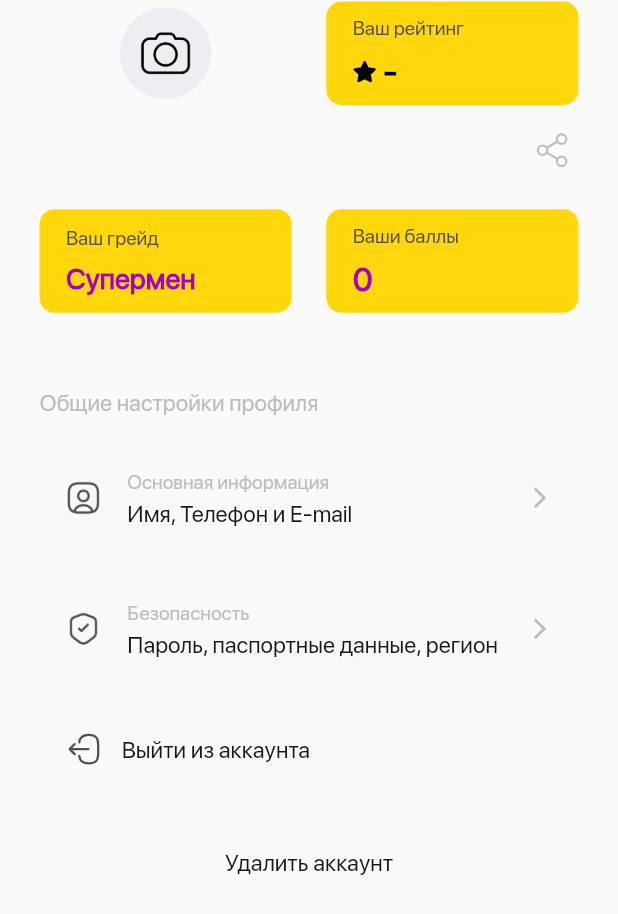
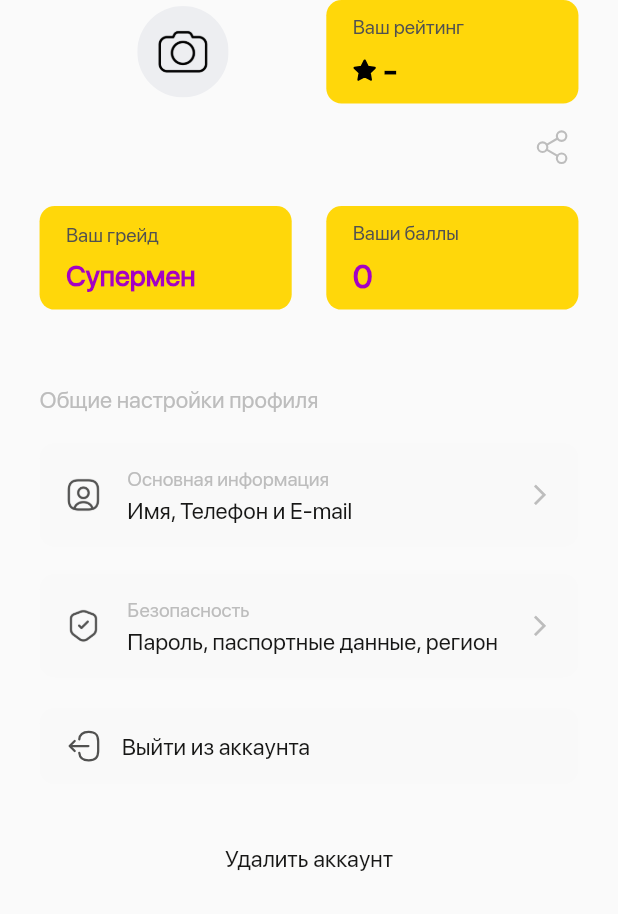
Before and after one commit to DevAppBroseph/just_do_it, a Flutter app: the CustomerProfile widget shown alone on an empty page, opened directly, after a tap on the "close" icon, on a phone screen of 412 x 824 dp. Shown: the top 914 px of the screen. Run offline on Flutter 3.47's test engine with Material 2 defaults, Android fonts, the phone set to English and light mode, and no system bars; drawn by our look-alikes of auto_size_text; our stand-ins replace cached_network_image, dash_chat_2, dio, file_picker, firebase_core, firebase_dynamic_links and 16 more; missing offline and left inert: cupertino_rounded_corners, flutter_overlay_loader, scale_button, skeleton_loader; accounts and stored records are empty; network calls fail.

Commit message:
fix profile

```diff
--- a/lib/feature/home/presentation/profile/presentation/profile/customer_profile.dart
+++ b/lib/feature/home/presentation/profile/presentation/profile/customer_profile.dart
@@ -42,9 +42,14 @@ class _CustomerProfileState extends State<CustomerProfile> {
               child: Row(
                 children: [
                   Expanded(
-                    child: SizedBox(
-                      height: 70.h,
-                      width: 70.h,
+                    child: Padding(
+                      padding: EdgeInsets.only(left: 21.w),
+                      child: Stack(
+                        alignment: Alignment.center,
+                        children: [
+                          SizedBox(
+                            height: 68.h,
+                            width: 68.h,
                             child: Stack(
                               alignment: Alignment.center,
                               children: [
@@ -67,14 +72,15 @@ class _CustomerProfileState extends State<CustomerProfile> {
                                                 width: 60.h,
                                                 padding: EdgeInsets.all(10.h),
                                                 decoration: const BoxDecoration(
-                                            color: ColorStyles.shadowFC6554,
+                                                  color:
+                                                      ColorStyles.shadowFC6554,
                                                 ),
                                                 child: Image.asset(
                                                     'assets/images/camera.png'),
                                               )
                                             : CachedNetworkImage(
-                                          imageUrl:
-                                              user.photoLink!.contains(server)
+                                                imageUrl: user.photoLink!
+                                                        .contains(server)
                                                     ? user.photoLink!
                                                     : server + user.photoLink!,
                                                 fit: BoxFit.cover,
@@ -90,7 +96,8 @@ class _CustomerProfileState extends State<CustomerProfile> {
                                         user.photoLink = null;
                                         BlocProvider.of<ProfileBloc>(context)
                                             .setUser(user);
-                                  BlocProvider.of<ProfileBloc>(context).add(
+                                        BlocProvider.of<ProfileBloc>(context)
+                                            .add(
                                           UpdateProfilePhotoEvent(photo: null),
                                         );
                                         setState(() {});
@@ -99,8 +106,11 @@ class _CustomerProfileState extends State<CustomerProfile> {
                                         height: 20.h,
                                         width: 20.h,
                                         decoration: BoxDecoration(
-                                    boxShadow: [BoxShadow(color: Colors.black)],
-                                    borderRadius: BorderRadius.circular(100.r),
+                                          boxShadow: [
+                                            BoxShadow(color: Colors.black)
+                                          ],
+                                          borderRadius:
+                                              BorderRadius.circular(100.r),
                                           color: Colors.white,
                                         ),
                                         child: Center(
@@ -112,6 +122,9 @@ class _CustomerProfileState extends State<CustomerProfile> {
                                       ),
                                     ),
                                   )
+                              ],
+                            ),
+                          ),
                         ],
                       ),
                     ),
```
Lines whose indentation alone changed are shown as unchanged.
